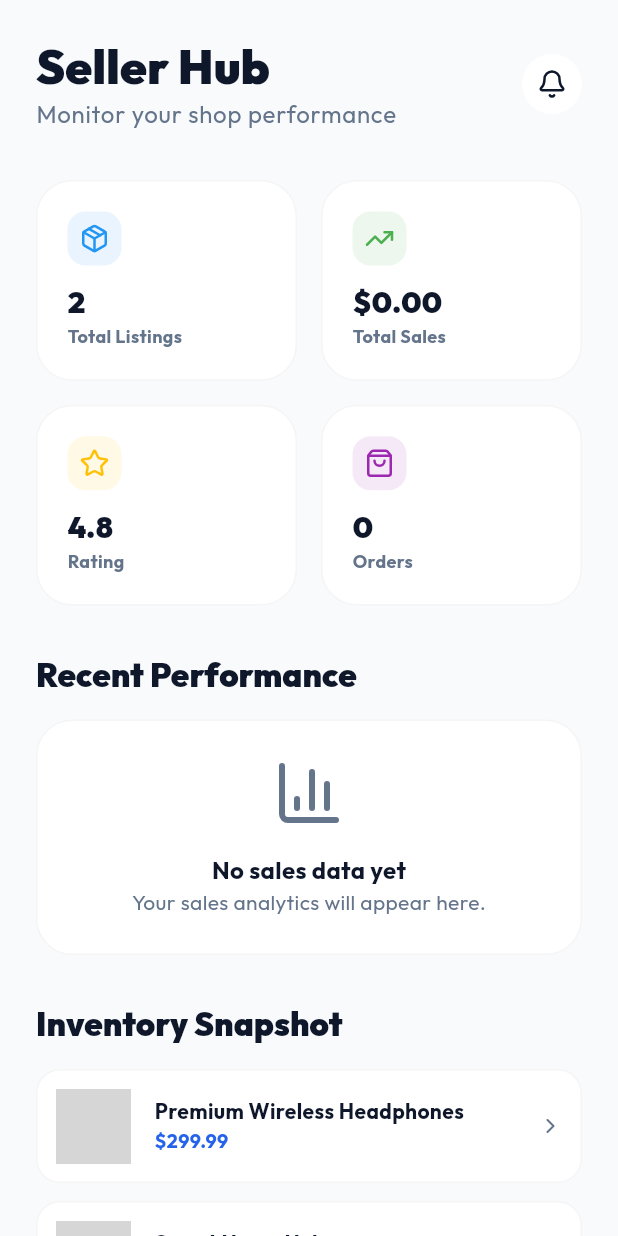
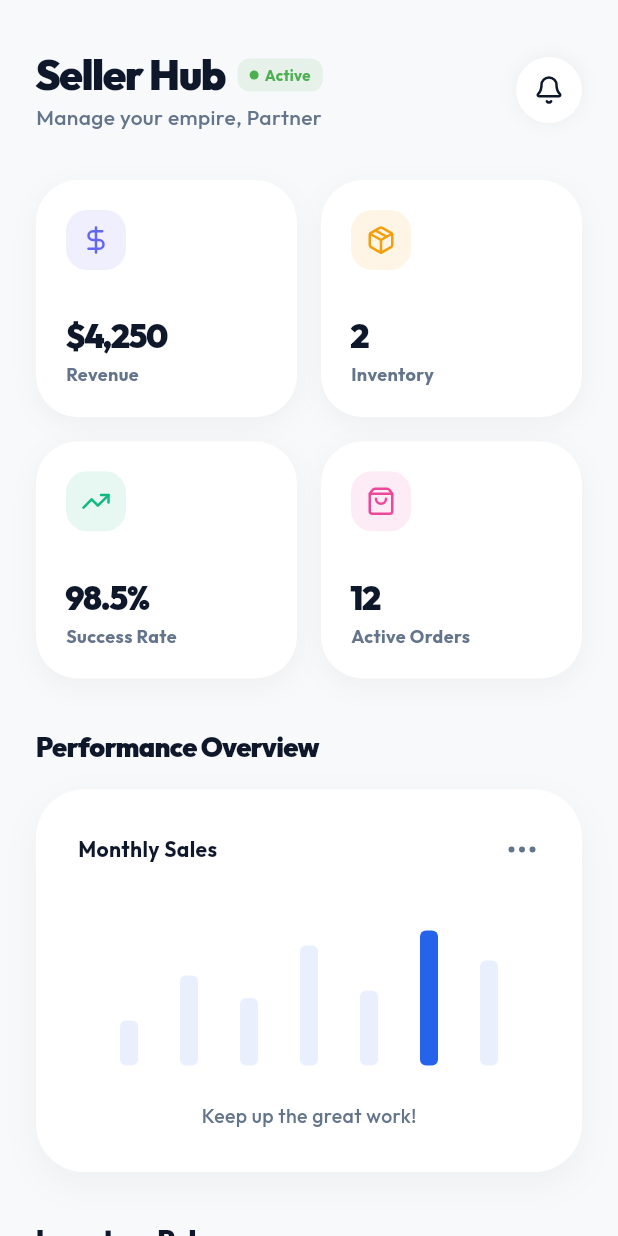
Before and after one commit to kidanuabebaw24-hue/eommerce, a Flutter app: the SellerDashboard screen opened directly, on a phone screen of 412 x 824 dp. Run offline on Flutter 3.47's test engine with Material 3 defaults, Android fonts, the light colour scheme and no system bars; our stand-ins replace animate_do, cached_network_image, dio, flutter_rating_bar, flutter_riverpod, flutter_staggered_animations and 4 more; accounts and stored records are empty; network calls fail; grey boxes are pictures that could not be loaded.

Commit message:
seller screen updated

```diff
--- a/mobile/lib/views/seller/seller_dashboard.dart
+++ b/mobile/lib/views/seller/seller_dashboard.dart
@@ -5,6 +5,7 @@ import 'package:animate_do/animate_do.dart';
 import '../../core/theme/app_colors.dart';
 import '../../providers/auth_provider.dart';
 import '../../providers/product_provider.dart';
+import '../../models/product_model.dart';
 
 class SellerDashboard extends ConsumerWidget {
   const SellerDashboard({super.key});
@@ -15,131 +16,212 @@ class SellerDashboard extends ConsumerWidget {
     final myProductsAsync = ref.watch(myProductsProvider);
 
     return Scaffold(
-      backgroundColor: AppColors.background,
+      backgroundColor: const Color(0xFFF8F9FB),
       body: SafeArea(
         child: SingleChildScrollView(
-          padding: const EdgeInsets.all(24),
+          physics: const BouncingScrollPhysics(),
+          padding: const EdgeInsets.symmetric(horizontal: 24, vertical: 32),
           child: Column(
             crossAxisAlignment: CrossAxisAlignment.start,
             children: [
-              Row(
+              _buildHeader(context, user?.username ?? 'Partner'),
+              const SizedBox(height: 32),
+              myProductsAsync.when(
+                data: (products) => _buildStatGrid(products.length),
+                loading: () => _buildSkeletonStats(),
+                error: (err, stack) => Center(child: Text('Error: $err')),
+              ),
+              const SizedBox(height: 32),
+              _buildSectionTitle('Performance Overview'),
+              const SizedBox(height: 16),
+              _buildAnalyticsCard(),
+              const SizedBox(height: 32),
+              _buildSectionTitle('Inventory Pulse'),
+              const SizedBox(height: 16),
+              myProductsAsync.when(
+                data: (products) => products.isEmpty
+                    ? _buildEmptyInventory()
+                    : Column(
+                        children: products.take(4).map((p) => _InventoryListItem(product: p)).toList(),
+                      ),
+                loading: () => const SizedBox.shrink(),
+                error: (err, stack) => const SizedBox.shrink(),
+              ),
+              const SizedBox(height: 100),
+            ],
+          ),
+        ),
+      ),
+    );
+  }
+
+  Widget _buildHeader(BuildContext context, String name) {
+    return FadeInDown(
+      child: Row(
         mainAxisAlignment: MainAxisAlignment.spaceBetween,
         children: [
           Expanded(
             child: Column(
               crossAxisAlignment: CrossAxisAlignment.start,
               children: [
+                Row(
+                  children: [
                     Text(
                       'Seller Hub',
-                          maxLines: 1,
-                          overflow: TextOverflow.ellipsis,
-                          style: Theme.of(context).textTheme.headlineLarge,
+                      style: Theme.of(context).textTheme.headlineMedium?.copyWith(
+                            fontWeight: FontWeight.w900,
+                            color: AppColors.textMain,
+                            letterSpacing: -1,
+                          ),
+                    ),
+                    const SizedBox(width: 8),
+                    Container(
+                      padding: const EdgeInsets.symmetric(horizontal: 8, vertical: 4),
+                      decoration: BoxDecoration(
+                        color: Colors.green.withOpacity(0.1),
+                        borderRadius: BorderRadius.circular(8),
+                      ),
+                      child: Row(
+                        mainAxisSize: MainAxisSize.min,
+                        children: [
+                          Container(width: 6, height: 6, decoration: const BoxDecoration(color: Colors.green, shape: BoxShape.circle)),
+                          const SizedBox(width: 4),
+                          const Text('Active', style: TextStyle(color: Colors.green, fontSize: 10, fontWeight: FontWeight.bold)),
+                        ],
+                      ),
+                    ),
+                  ],
                 ),
                 Text(
-                          'Monitor your shop performance',
-                          maxLines: 1,
-                          overflow: TextOverflow.ellipsis,
-                          style: Theme.of(context).textTheme.bodyLarge?.copyWith(color: AppColors.textMuted),
+                  'Manage your empire, $name',
+                  style: const TextStyle(color: AppColors.textMuted, fontWeight: FontWeight.w500),
                 ),
               ],
             ),
           ),
-                  CircleAvatar(
-                    backgroundColor: Colors.white,
-                    child: Icon(LucideIcons.bell, color: AppColors.textMain, size: 20),
-                  ),
+          _buildCircleAction(LucideIcons.bell),
         ],
       ),
-              const SizedBox(height: 32),
-              myProductsAsync.when(
-                data: (products) => FadeInUp(
+    );
+  }
+
+  Widget _buildStatGrid(int totalItems) {
+    return FadeInUp(
       child: GridView.count(
         shrinkWrap: true,
         physics: const NeverScrollableScrollPhysics(),
         crossAxisCount: 2,
         mainAxisSpacing: 16,
         crossAxisSpacing: 16,
-                    childAspectRatio: 1.3,
+        childAspectRatio: 1.1, // Fixed to prevent vertical overflow
         children: [
           _StatCard(
-                        title: 'Total Listings',
-                        value: products.length.toString(),
+            title: 'Revenue',
+            value: '\$4,250',
+            icon: LucideIcons.dollarSign,
+            color: const Color(0xFF6366F1),
+          ),
+          _StatCard(
+            title: 'Inventory',
+            value: totalItems.toString(),
             icon: LucideIcons.package,
-                        color: Colors.blue,
+            color: const Color(0xFFF59E0B),
           ),
           const _StatCard(
-                        title: 'Total Sales',
-                        value: '\$0.00',
+            title: 'Success Rate',
+            value: '98.5%',
             icon: LucideIcons.trendingUp,
-                        color: Colors.green,
+            color: Color(0xFF10B981),
           ),
           const _StatCard(
-                        title: 'Rating',
-                        value: '4.8',
-                        icon: LucideIcons.star,
-                        color: Colors.amber,
-                      ),
-                      const _StatCard(
-                        title: 'Orders',
-                        value: '0',
+            title: 'Active Orders',
+            value: '12',
             icon: LucideIcons.shoppingBag,
-                        color: Colors.purple,
+            color: Color(0xFFEC4899),
           ),
         ],
       ),
-                ),
-                loading: () => const Center(child: CircularProgressIndicator()),
-                error: (err, stack) => Center(child: Text('Error: $err')),
-              ),
-              const SizedBox(height: 32),
-              Text(
-                'Recent Performance',
-                style: Theme.of(context).textTheme.titleLarge?.copyWith(fontWeight: FontWeight.w900),
-              ),
-              const SizedBox(height: 16),
-              Container(
+    );
+  }
+
+  Widget _buildAnalyticsCard() {
+    return Container(
       width: double.infinity,
-                padding: const EdgeInsets.all(24),
+      padding: const EdgeInsets.all(28),
       decoration: BoxDecoration(
         color: Colors.white,
-                  borderRadius: BorderRadius.circular(24),
-                  border: Border.all(color: Colors.grey.shade100),
+        borderRadius: BorderRadius.circular(32),
+        boxShadow: [
+          BoxShadow(color: Colors.black.withOpacity(0.04), blurRadius: 20, offset: const Offset(0, 8)),
+        ],
       ),
       child: Column(
         children: [
-                    const Icon(LucideIcons.barChart3, size: 48, color: AppColors.textMuted),
-                    const SizedBox(height: 16),
+          Row(
+            mainAxisAlignment: MainAxisAlignment.spaceBetween,
+            children: [
+              const Text('Monthly Sales', style: TextStyle(fontWeight: FontWeight.bold, color: AppColors.textMain)),
+              const Icon(LucideIcons.moreHorizontal, color: AppColors.textMuted),
+            ],
+          ),
+          const SizedBox(height: 32),
+          SizedBox(
+            height: 100,
+            child: Row(
+              mainAxisAlignment: MainAxisAlignment.spaceEvenly,
+              crossAxisAlignment: CrossAxisAlignment.end,
+              children: List.generate(7, (index) {
+                final height = [30, 60, 45, 80, 50, 90, 70][index];
+                return Container(
+                  width: 12,
+                  height: height.toDouble(),
+                  decoration: BoxDecoration(
+                    color: index == 5 ? AppColors.primary : AppColors.primary.withOpacity(0.1),
+                    borderRadius: BorderRadius.circular(4),
+                  ),
+                );
+              }),
+            ),
+          ),
+          const SizedBox(height: 24),
           const Text(
-                      'No sales data yet',
-                      style: TextStyle(fontWeight: FontWeight.bold, fontSize: 16),
-                    ),
-                    Text(
-                      'Your sales analytics will appear here.',
-                      style: TextStyle(color: AppColors.textMuted),
+            'Keep up the great work!',
+            style: TextStyle(color: AppColors.textMuted, fontSize: 13, fontWeight: FontWeight.w500),
           ),
         ],
       ),
+    );
+  }
+
+  Widget _buildSectionTitle(String title) {
+    return Text(
+      title,
+      style: const TextStyle(fontSize: 18, fontWeight: FontWeight.w900, color: AppColors.textMain, letterSpacing: -0.5),
+    );
+  }
+
+  Widget _buildEmptyInventory() {
+    return Container(
+      padding: const EdgeInsets.all(32),
+      decoration: BoxDecoration(color: Colors.white, borderRadius: BorderRadius.circular(24)),
+      child: const Center(child: Text('Add your first product to start selling!', style: TextStyle(color: AppColors.textMuted))),
+    );
+  }
+
+  Widget _buildCircleAction(IconData icon) {
+    return Container(
+      padding: const EdgeInsets.all(12),
+      decoration: BoxDecoration(
+        color: Colors.white,
+        shape: BoxShape.circle,
+        boxShadow: [BoxShadow(color: Colors.black.withOpacity(0.05), blurRadius: 10)],
       ),
-              const SizedBox(height: 32),
-              Text(
-                'Inventory Snapshot',
-                style: Theme.of(context).textTheme.titleLarge?.copyWith(fontWeight: FontWeight.w900),
-              ),
-              const SizedBox(height: 16),
-              myProductsAsync.when(
-                data: (products) => products.isEmpty
-                    ? const Text('No products listed yet.')
-                    : Column(
-                        children: products.take(3).map((p) => _ProductListItem(product: p)).toList(),
-                      ),
-                loading: () => const SizedBox.shrink(),
-                error: (err, stack) => const SizedBox.shrink(),
-              ),
-            ],
-          ),
-        ),
-      ),
+      child: Icon(icon, color: AppColors.textMain, size: 20),
     );
+  }
+
+  Widget _buildSkeletonStats() {
+    return const Center(child: CircularProgressIndicator());
   }
 }
 
@@ -149,12 +231,7 @@ class _StatCard extends StatelessWidget {
   final IconData icon;
   final Color color;
 
-  const _StatCard({
-    required this.title,
-    required this.value,
-    required this.icon,
-    required this.color,
-  });
+  const _StatCard({required this.title, required this.value, required this.icon, required this.color});
 
   @override
   Widget build(BuildContext context) {
@@ -162,19 +239,18 @@ class _StatCard extends StatelessWidget {
       padding: const EdgeInsets.all(20),
       decoration: BoxDecoration(
         color: Colors.white,
-        borderRadius: BorderRadius.circular(24),
-        border: Border.all(color: Colors.grey.shade100),
+        borderRadius: BorderRadius.circular(28),
+        boxShadow: [
+          BoxShadow(color: Colors.black.withOpacity(0.04), blurRadius: 15, offset: const Offset(0, 5)),
+        ],
       ),
       child: Column(
         crossAxisAlignment: CrossAxisAlignment.start,
         mainAxisAlignment: MainAxisAlignment.spaceBetween,
         children: [
           Container(
-            padding: const EdgeInsets.all(8),
-            decoration: BoxDecoration(
-              color: color.withValues(alpha: 0.1),
-              borderRadius: BorderRadius.circular(12),
-            ),
+            padding: const EdgeInsets.all(10),
+            decoration: BoxDecoration(color: color.withOpacity(0.1), borderRadius: BorderRadius.circular(14)),
             child: Icon(icon, color: color, size: 20),
           ),
           Column(
@@ -184,13 +260,14 @@ class _StatCard extends StatelessWidget {
                 value,
                 maxLines: 1,
                 overflow: TextOverflow.ellipsis,
-                style: const TextStyle(fontWeight: FontWeight.w900, fontSize: 20, color: AppColors.textMain),
+                style: const TextStyle(fontSize: 22, fontWeight: FontWeight.w900, color: AppColors.textMain, letterSpacing: -1),
               ),
+              const SizedBox(height: 2),
               Text(
                 title,
                 maxLines: 1,
                 overflow: TextOverflow.ellipsis,
-                style: const TextStyle(color: AppColors.textMuted, fontSize: 12, fontWeight: FontWeight.bold),
+                style: const TextStyle(fontSize: 12, fontWeight: FontWeight.bold, color: AppColors.textMuted),
               ),
             ],
           ),
@@ -200,29 +277,29 @@ class _StatCard extends StatelessWidget {
   }
 }
 
-class _ProductListItem extends StatelessWidget {
-  final dynamic product;
-  const _ProductListItem({required this.product});
+class _InventoryListItem extends StatelessWidget {
+  final Product product;
+  const _InventoryListItem({required this.product});
 
   @override
   Widget build(BuildContext context) {
     return Container(
-      margin: const EdgeInsets.only(bottom: 12),
-      padding: const EdgeInsets.all(12),
+      margin: const EdgeInsets.only(bottom: 16),
+      padding: const EdgeInsets.all(16),
       decoration: BoxDecoration(
         color: Colors.white,
-        borderRadius: BorderRadius.circular(16),
-        border: Border.all(color: Colors.grey.shade100),
+        borderRadius: BorderRadius.circular(20),
+        boxShadow: [BoxShadow(color: Colors.black.withOpacity(0.03), blurRadius: 10, offset: const Offset(0, 4))],
       ),
       child: Row(
         children: [
           Container(
-            width: 50,
-            height: 50,
+            width: 52,
+            height: 52,
             decoration: BoxDecoration(
               borderRadius: BorderRadius.circular(12),
               image: DecorationImage(
-                image: NetworkImage(product.imageUrls.isNotEmpty ? product.imageUrls.first : 'https://via.placeholder.com/50'),
+                image: NetworkImage(product.imageUrls.isNotEmpty ? product.imageUrls.first : 'https://via.placeholder.com/150'),
                 fit: BoxFit.cover,
               ),
             ),
@@ -232,12 +309,20 @@ class _ProductListItem extends StatelessWidget {
             child: Column(
               crossAxisAlignment: CrossAxisAlignment.start,
               children: [
-                Text(product.title, style: const TextStyle(fontWeight: FontWeight.bold)),
-                Text('\$${product.price}', style: const TextStyle(color: AppColors.primary, fontWeight: FontWeight.bold, fontSize: 13)),
+                Text(product.title, maxLines: 1, overflow: TextOverflow.ellipsis, style: const TextStyle(fontWeight: FontWeight.bold)),
+                const SizedBox(height: 2),
+                Text(
+                  '\$${product.price}',
+                  style: const TextStyle(color: AppColors.primary, fontWeight: FontWeight.w900, fontSize: 13),
+                ),
               ],
             ),
           ),
-          const Icon(LucideIcons.chevronRight, size: 16, color: AppColors.textMuted),
+          Container(
+            padding: const EdgeInsets.symmetric(horizontal: 10, vertical: 6),
+            decoration: BoxDecoration(color: const Color(0xFFF1F4FF), borderRadius: BorderRadius.circular(8)),
+            child: const Text('In Stock', style: TextStyle(color: AppColors.primary, fontSize: 10, fontWeight: FontWeight.bold)),
+          ),
         ],
       ),
     );
```
Lines whose indentation alone changed are shown as unchanged.
